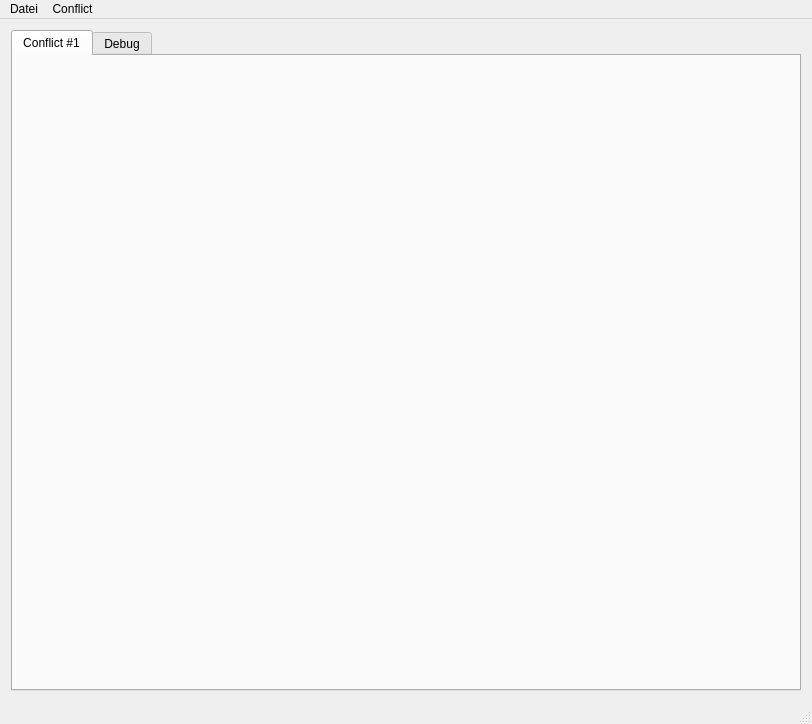
Qt form Gui für C Firmware/mainwindow.ui (debauer/Conflict) before a commit.
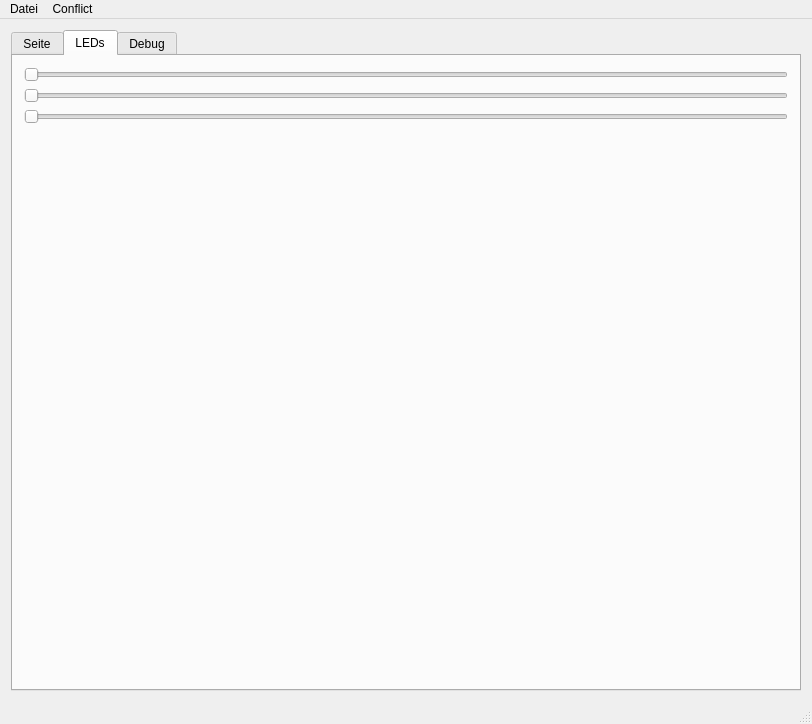
The same form after that commit. The open tabs and pages were chosen to show the change.

What changed in the file:
```diff
--- a/Gui für C Firmware/mainwindow.ui
+++ b/Gui für C Firmware/mainwindow.ui
@@ -22,9 +22,59 @@
       </property>
       <widget class="QWidget" name="tabConflict1">
        <attribute name="title">
-        <string>Conflict #1</string>
+        <string>Seite</string>
        </attribute>
-       <layout class="QGridLayout" name="gridLayout_3"/>
+       <widget class="QTextEdit" name="textEdit">
+        <property name="geometry">
+         <rect>
+          <x>140</x>
+          <y>140</y>
+          <width>104</width>
+          <height>71</height>
+         </rect>
+        </property>
+       </widget>
+      </widget>
+      <widget class="QWidget" name="tabLed">
+       <attribute name="title">
+        <string>LEDs</string>
+       </attribute>
+       <layout class="QGridLayout" name="gridLayout_3">
+        <item row="0" column="0">
+         <widget class="QSlider" name="sliderRed">
+          <property name="orientation">
+           <enum>Qt::Horizontal</enum>
+          </property>
+         </widget>
+        </item>
+        <item row="2" column="0">
+         <widget class="QSlider" name="sliderBlue">
+          <property name="orientation">
+           <enum>Qt::Horizontal</enum>
+          </property>
+         </widget>
+        </item>
+        <item row="1" column="0">
+         <widget class="QSlider" name="sliderGreen">
+          <property name="orientation">
+           <enum>Qt::Horizontal</enum>
+          </property>
+         </widget>
+        </item>
+        <item row="3" column="0">
+         <spacer name="verticalSpacer">
+          <property name="orientation">
+           <enum>Qt::Vertical</enum>
+          </property>
+          <property name="sizeHint" stdset="0">
+           <size>
+            <width>20</width>
+            <height>40</height>
+           </size>
+          </property>
+         </spacer>
+        </item>
+       </layout>
       </widget>
       <widget class="QWidget" name="tabDebug">
        <attribute name="title">
```
Left out of the diff: 12 changed lines with no effect on the pictures.
